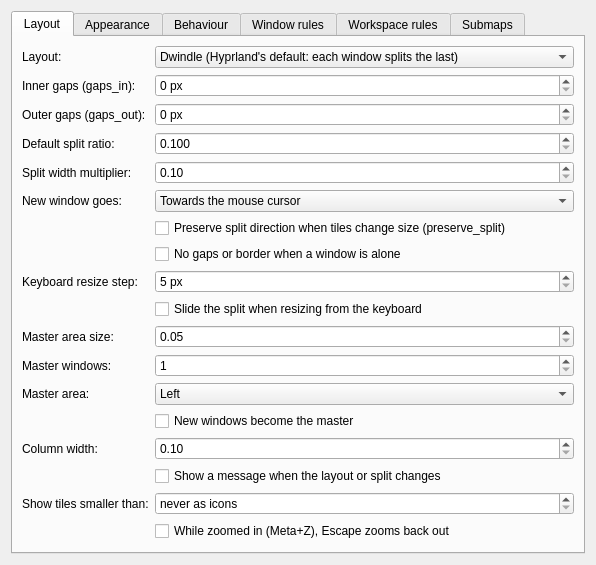
DGBooth/HyprKwin, file package/contents/ui/config.ui: the form before one commit.
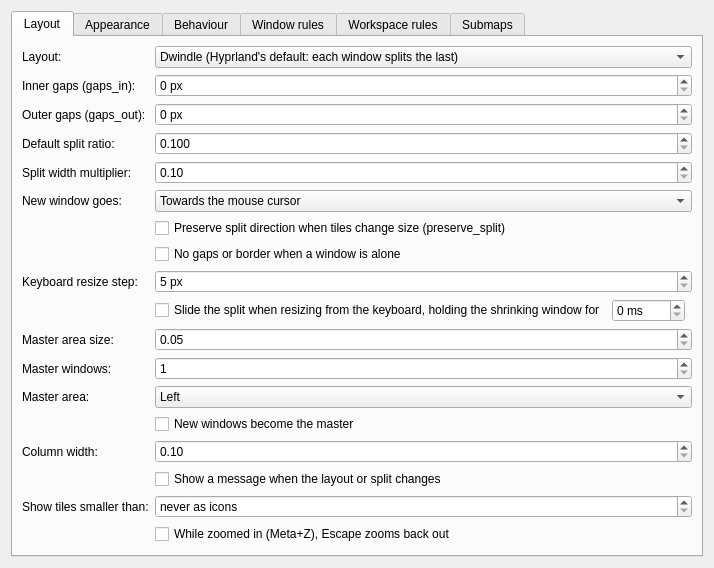
The form after the commit. Custom widgets are drawn as their Qt base class.

Commit message:
Keyboard resizes don't slide the divider by default
The slide holds the window that shrinks at its old size until the edge has
passed (220ms), so when that is the focused window, Meta+- and Meta+Shift+-
lag behind the key while Meta+= and Meta+Shift+= don't. Both windows now
resize at once unless the slide is turned on, and the hold's length is on
the settings page beside it.

Also: the panel glide test gives KWin another pixel when it leaves the work
area unchanged after a panel grows.

What changed in the file:
```diff
--- a/package/contents/ui/config.ui
+++ b/package/contents/ui/config.ui
@@ -98,10 +98,28 @@
         </widget>
        </item>
        <item row="9" column="1">
-        <widget class="QCheckBox" name="kcfg_SlideDivider">
-         <property name="text"><string>Slide the split when resizing from the keyboard</string></property>
-         <property name="toolTip"><string>The divider slides over a fifth of a second, and each app still resizes only once: the one that grows straight away, the one that shrinks as soon as the divider has passed. Needs the "HyprKwin animations" desktop effect; turn this off if you do not use it. Off: the divider jumps.</string></property>
-        </widget>
+        <layout class="QHBoxLayout" name="slideLayout">
+         <item>
+          <widget class="QCheckBox" name="kcfg_SlideDivider">
+           <property name="text"><string>Slide the split when resizing from the keyboard, holding the shrinking window for</string></property>
+           <property name="toolTip"><string>The divider slides, and each app still resizes only once: the one that grows straight away, the one that shrinks once the divider has passed (after the time beside this). The window that shrinks therefore lags behind the key for that long, which is why this is off by default. Needs the "HyprKwin animations" desktop effect. Off: both windows resize at once.</string></property>
+          </widget>
+         </item>
+         <item>
+          <widget class="QSpinBox" name="kcfg_SlideHold">
+           <property name="suffix"><string> ms</string></property>
+           <property name="minimum"><number>0</number></property>
+           <property name="maximum"><number>2000</number></property>
+           <property name="singleStep"><number>20</number></property>
+           <property name="toolTip"><string>How long the window that shrinks keeps its old size while the divider slides over it. Shorter: it catches up sooner, but may resize before the edge reaches it. 0: it resizes at once, and only the growing window slides.</string></property>
+          </widget>
+         </item>
+         <item>
+          <spacer name="slideSpacer">
+           <property name="orientation"><enum>Qt::Horizontal</enum></property>
+          </spacer>
+         </item>
+        </layout>
        </item>
        <item row="10" column="0">
         <widget class="QLabel" name="masterFactorLabel"><property name="text"><string>Master area size:</string></property></widget>
```
The commit also changes 5 other files.
